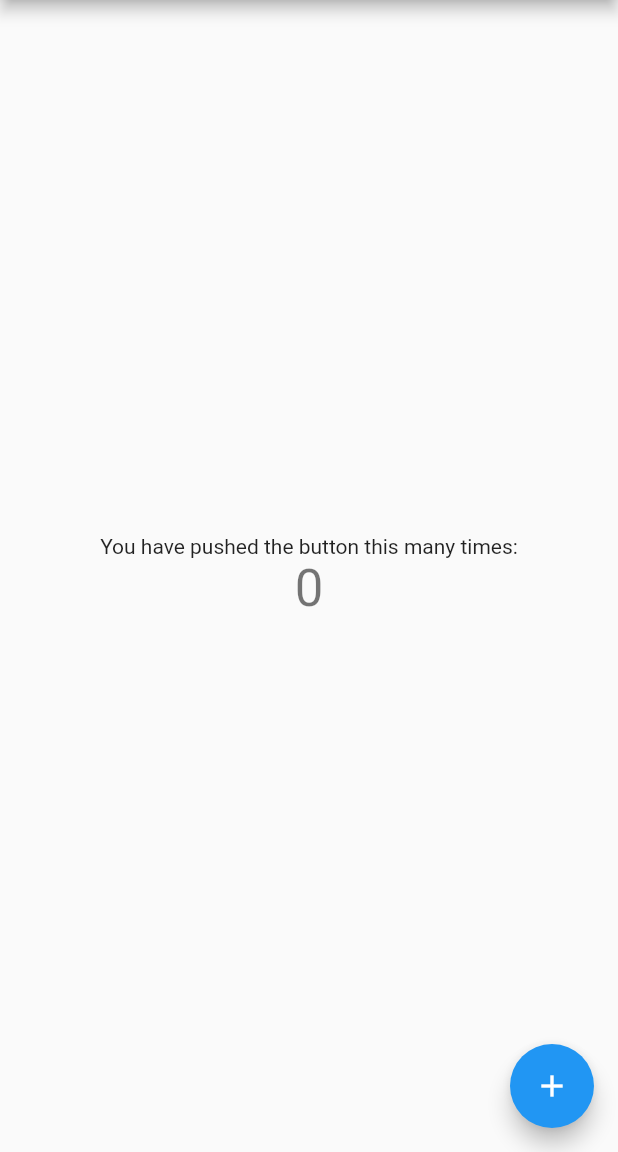
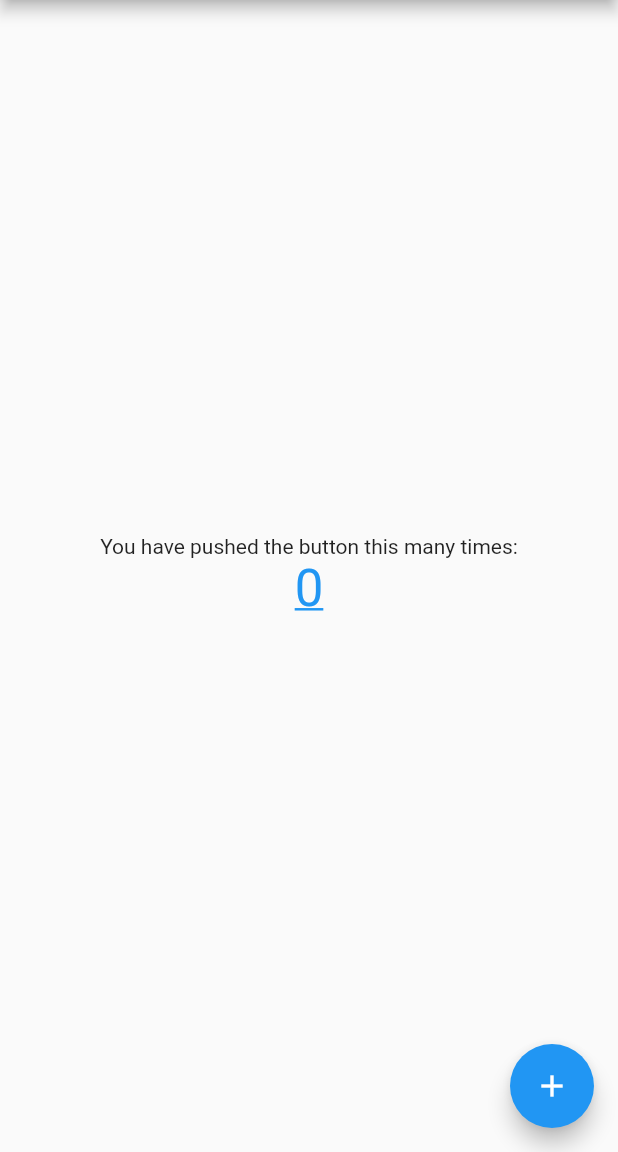
Before and after one commit to DickHoo/easy_dome, a Flutter app: the screen it shows after launch, on a phone screen of 412 x 824 dp, the part 84-1236 px from its top. Run offline on Flutter 3.47's test engine with Material 2 defaults, Android fonts, the phone set to English and light mode, and no system bars.

Commit message:
[新增]text 扩展

```diff
--- a/easy-ui/lib/easy_ui.dart
+++ b/easy-ui/lib/easy_ui.dart
@@ -1,5 +1,7 @@
 library easy_ui;
-
+export 'ui/widget/text/text.dart';
+import 'package:flutter/cupertino.dart';
 class UI {
-
+  Widget operator >(Widget widget) => widget;
 }
+final ui = UI();
--- a/easy-ui/lib/ui/widget/text/text.dart
+++ b/easy-ui/lib/ui/widget/text/text.dart
@@ -42,7 +42,7 @@ extension TextEX on Text{
   }
 
   ///字体颜色
-  Text color(Color color) {
+  Text setColor(Color color) {
     var newStyle = TextStyle(color: color);
     return textEntrance(style: style?.merge(newStyle) ?? newStyle);
   }
--- a/example/lib/main.dart
+++ b/example/lib/main.dart
@@ -52,7 +52,6 @@ class _MyHomePageState extends State<MyHomePage> {
   int _counter = 0;
 
   void _incrementCounter() {
-    Calculator.a();
     setState(() {
       // This call to setState tells the Flutter framework that something has
       // changed in this State, which causes it to rerun the build method below
@@ -71,7 +70,7 @@ class _MyHomePageState extends State<MyHomePage> {
     // The Flutter framework has been optimized to make rerunning build methods
     // fast, so that you can just rebuild anything that needs updating rather
     // than having to individually change instances of widgets.
-    return Scaffold(
+    return ui> Scaffold(
       appBar: AppBar(
         // Here we take the value from the MyHomePage object that was created by
         // the App.build method, and use it to set our appbar title.
@@ -103,7 +102,7 @@ class _MyHomePageState extends State<MyHomePage> {
             Text(
               '$_counter',
               style: Theme.of(context).textTheme.headline4,
-            ),
+            ).setColor(Colors.blue).setUnderLine(),
           ],
         ),
       ),
```
